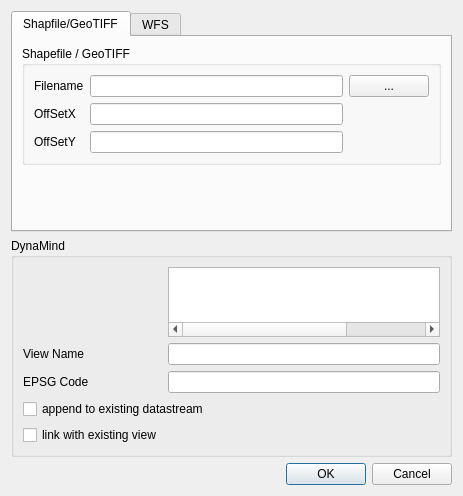
iut-ibk/DynaMind-ToolBox, file src/DynaMind-BasicModules/guiimport.ui: the form before one commit.
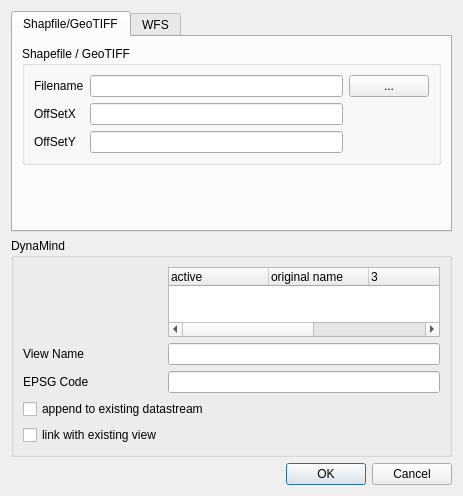
The form after the commit.

Commit message: import: added view tree header + types

Patch:
```diff
--- a/src/DynaMind-BasicModules/guiimport.ui
+++ b/src/DynaMind-BasicModules/guiimport.ui
@@ -207,29 +207,37 @@
       <item row="2" column="1">
        <widget class="QTreeWidget" name="viewTree">
         <property name="headerHidden">
-         <bool>true</bool>
+         <bool>false</bool>
         </property>
         <property name="columnCount">
-         <number>4</number>
+         <number>5</number>
         </property>
+        <attribute name="headerVisible">
+         <bool>true</bool>
+        </attribute>
         <column>
          <property name="text">
-          <string notr="true">1</string>
+          <string notr="true">active</string>
          </property>
         </column>
         <column>
          <property name="text">
-          <string notr="true">2</string>
+          <string notr="true">original name</string>
          </property>
         </column>
         <column>
          <property name="text">
-          <string notr="true">3</string>
+          <string notr="true"/>
          </property>
         </column>
         <column>
          <property name="text">
-          <string notr="true">4</string>
+          <string notr="true">new name</string>
+         </property>
+        </column>
+        <column>
+         <property name="text">
+          <string notr="true">type</string>
          </property>
         </column>
        </widget>
```
The commit also changes 1 other file.
